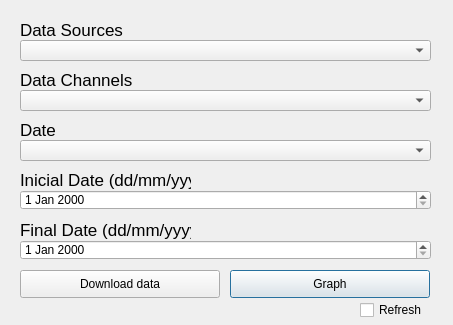
The window that ui/watering_datachannels_dialog.ui (Ingeniousware/QGISWaterIng) describes before a commit, drawn with Qt 5.
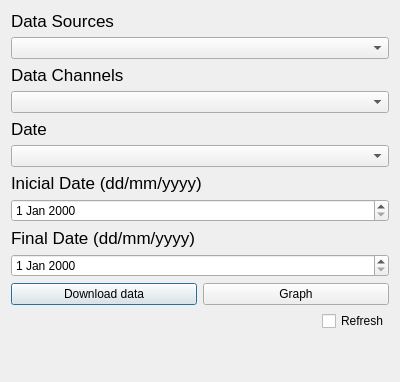
The same window after the commit.

Commit message: Water analysis update

```diff
--- a/ui/watering_datachannels_dialog.ui
+++ b/ui/watering_datachannels_dialog.ui
@@ -5,30 +5,45 @@
   <property name="windowModality">
    <enum>Qt::ApplicationModal</enum>
   </property>
-  <property name="geometry">
-   <rect>
-    <x>0</x>
-    <y>0</y>
-    <width>453</width>
-    <height>325</height>
-   </rect>
+  <property name="minimumSize">
+   <size>
+    <width>400</width>
+    <height>200</height>
+   </size>
   </property>
   <property name="windowTitle">
    <string>WaterIng Data Channels</string>
   </property>
-
+  <layout class="QGridLayout" name="gridLayout">
+   <item row="3" column="0">
+    <widget class="QComboBox" name="datachannels_box"/>
+   </item>
+   <item row="1" column="0">
+    <widget class="QComboBox" name="datasource_box"/>
+   </item>
+   <item row="10" column="0">
+    <layout class="QHBoxLayout" name="horizontalLayout">
+     <item>
+      <widget class="QPushButton" name="DownloadDataToFile">
+       <property name="text">
+        <string>Download data</string>
+       </property>
+      </widget>
+     </item>
+     <item>
+      <widget class="QPushButton" name="BtGetAnalysisResultsCurrent">
+       <property name="text">
+        <string>Graph</string>
+       </property>
+      </widget>
+     </item>
+    </layout>
+   </item>
+   <item row="0" column="0">
   <widget class="QLabel" name="sourcesLabel">
    <property name="enabled">
     <bool>true</bool>
    </property>
-   <property name="geometry">
-    <rect>
-     <x>20</x>
-     <y>20</y>
-     <width>171</width>
-     <height>20</height>
-    </rect>
-   </property>
    <property name="font">
     <font>
      <pointsize>13</pointsize>
@@ -40,66 +55,12 @@
     <string>Data Sources</string>
    </property>
   </widget>
-
-  <widget class="QComboBox" name="datasource_box">
-   <property name="geometry">
-    <rect>
-     <x>20</x>
-     <y>40</y>
-     <width>411</width>
-     <height>21</height>
-    </rect>
-   </property>
-  </widget>
-
-
-  <widget class="QLabel" name="channelLabel">
-   <property name="enabled">
-    <bool>true</bool>
-   </property>
-   <property name="geometry">
-    <rect>
-     <x>20</x>
-     <y>70</y>
-     <width>171</width>
-     <height>20</height>
-    </rect>
-   </property>
-   <property name="font">
-    <font>
-     <pointsize>13</pointsize>
-     <weight>50</weight>
-     <bold>false</bold>
-    </font>
-   </property>
-   <property name="text">
-    <string>Data Channels</string>
-   </property>
-  </widget>
-
-    <widget class="QComboBox" name="datachannels_box">
-   <property name="geometry">
-    <rect>
-     <x>20</x>
-     <y>90</y>
-     <width>411</width>
-     <height>21</height>
-    </rect>
-   </property>
-  </widget>
-
+   </item>
+   <item row="4" column="0">
 <widget class="QLabel" name="dateLabel">
    <property name="enabled">
     <bool>true</bool>
    </property>
-   <property name="geometry">
-    <rect>
-     <x>20</x>
-     <y>120</y>
-     <width>171</width>
-     <height>20</height>
-    </rect>
-   </property>
    <property name="font">
     <font>
      <pointsize>13</pointsize>
@@ -111,30 +72,12 @@
     <string>Date</string>
    </property>
   </widget>
-
-  <widget class="QComboBox" name="selectdate_box">
-   <property name="geometry">
-    <rect>
-     <x>20</x>
-     <y>140</y>
-     <width>411</width>
-     <height>21</height>
-    </rect>
-   </property>
-  </widget>
-
+   </item>
+   <item row="6" column="0">
    <widget class="QLabel" name="dateInicialLabel">
    <property name="enabled">
     <bool>true</bool>
    </property>
-   <property name="geometry">
-    <rect>
-     <x>20</x>
-     <y>170</y>
-     <width>171</width>
-     <height>20</height>
-    </rect>
-   </property>
    <property name="font">
     <font>
      <pointsize>13</pointsize>
@@ -146,30 +89,29 @@
     <string>Inicial Date (dd/mm/yyyy)</string>
    </property>
   </widget>
-
-  <widget class="QDateEdit" name="inicial_dateEdit">
-   <property name="geometry">
-    <rect>
-     <x>20</x>
-     <y>190</y>
-     <width>411</width>
-     <height>20</height>
-    </rect>
-   </property>
-  </widget>
-
+   </item>
+   <item row="2" column="0">
+    <widget class="QLabel" name="channelLabel">
+     <property name="enabled">
+      <bool>true</bool>
+     </property>
+     <property name="font">
+      <font>
+       <pointsize>13</pointsize>
+       <weight>50</weight>
+       <bold>false</bold>
+      </font>
+     </property>
+     <property name="text">
+      <string>Data Channels</string>
+     </property>
+    </widget>
+   </item>
+   <item row="8" column="0">
   <widget class="QLabel" name="dateFinalLabel">
    <property name="enabled">
     <bool>true</bool>
    </property>
-   <property name="geometry">
-    <rect>
-     <x>20</x>
-     <y>220</y>
-     <width>171</width>
-     <height>20</height>
-    </rect>
-   </property>
    <property name="font">
     <font>
      <pointsize>13</pointsize>
@@ -181,58 +123,24 @@
     <string>Final Date (dd/mm/yyyy)</string>
    </property>
   </widget>
-
-  <widget class="QDateEdit" name="final_dateEdit">
-   <property name="geometry">
-    <rect>
-     <x>20</x>
-     <y>240</y>
-     <width>411</width>
+   </item>
+   <item row="11" column="0">
+    <layout class="QHBoxLayout" name="horizontalLayout_2">
+     <item>
+      <spacer name="horizontalSpacer">
+       <property name="orientation">
+        <enum>Qt::Horizontal</enum>
+       </property>
+       <property name="sizeHint" stdset="0">
+        <size>
+         <width>40</width>
      <height>20</height>
-    </rect>
-   </property>
-  </widget>
-
-  <widget class="QPushButton" name="BtGetAnalysisResultsCurrent">
-   <property name="geometry">
-    <rect>
-     <x>230</x>
-     <y>270</y>
-     <width>200</width>
-     <height>28</height>
-    </rect>
-   </property>
-   <property name="text">
-    <string>Graph</string>
-   </property>
-  </widget>
-
-  <widget class="QPushButton" name="DownloadDataToFile">
-   <property name="geometry">
-    <rect>
-     <x>20</x>
-     <y>270</y>
-     <width>200</width>
-     <height>28</height>
-    </rect>
-   </property>
-   <property name="text">
-    <string>Download data</string>
-   </property>
-  </widget>
-
+        </size>
+       </property>
+      </spacer>
+     </item>
+     <item>
   <widget class="QCheckBox" name="RefreshGraphs">
-   <property name="geometry">
-      <rect>
-         <x>360</x>
-         <y>295</y>
-         <width>70</width>
-         <height>30</height>
-      </rect>
-   </property>
-   <property name="text">
-      <string>Refresh</string>
-   </property>
    <property name="styleSheet">
       <string>
          QPushButton {
@@ -242,8 +150,36 @@
          }
       </string>
    </property>
- </widget>
-
+       <property name="text">
+        <string>Refresh</string>
+       </property>
+      </widget>
+     </item>
+    </layout>
+   </item>
+   <item row="5" column="0">
+    <widget class="QComboBox" name="selectdate_box"/>
+   </item>
+   <item row="7" column="0">
+    <widget class="QDateEdit" name="inicial_dateEdit"/>
+   </item>
+   <item row="9" column="0">
+    <widget class="QDateEdit" name="final_dateEdit"/>
+   </item>
+   <item row="12" column="0">
+    <spacer name="verticalSpacer">
+     <property name="orientation">
+      <enum>Qt::Vertical</enum>
+     </property>
+     <property name="sizeHint" stdset="0">
+      <size>
+       <width>20</width>
+       <height>40</height>
+      </size>
+     </property>
+    </spacer>
+   </item>
+  </layout>
  </widget>
  <resources/>
  <connections/>
```
Lines whose indentation alone changed are shown as unchanged. The commit also changes 3 other files.
